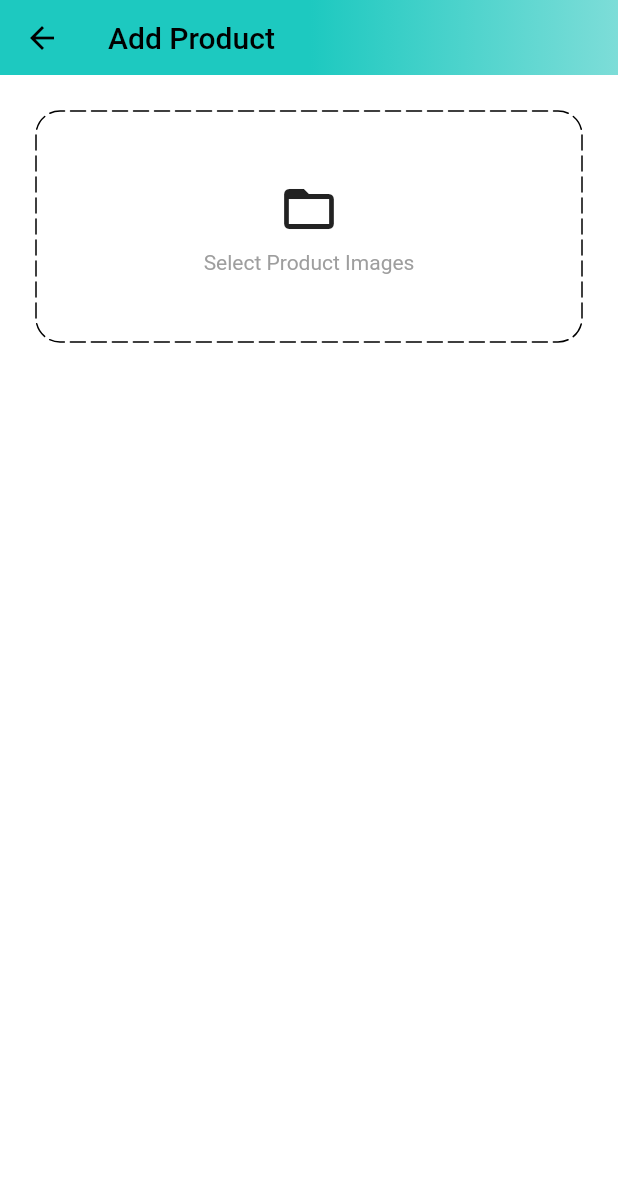
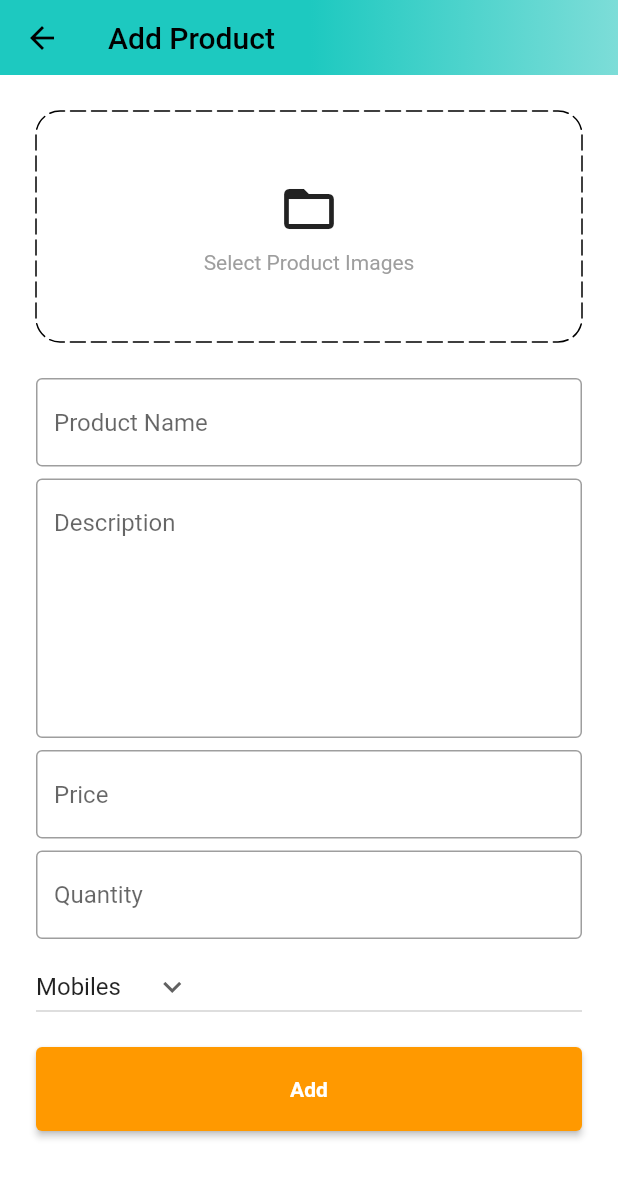
Before and after one commit to prateekthakur272/amazon_flutter_clone, a Flutter app: the AddProductScreen screen opened by its route, on a phone screen of 412 x 824 dp. Shown: the top 1178 px of the screen. Run offline on Flutter 3.47's test engine with Material 3 defaults, Android fonts, the phone set to English and light mode, and no system bars; drawn by our look-alikes of dotted_border; our stand-ins replace badges, carousel_slider, shared_preferences; accounts and stored records are empty; network calls fail.

Commit message:
adds form to add product

```diff
--- a/lib/constants/constants.dart
+++ b/lib/constants/constants.dart
@@ -2,6 +2,7 @@ import 'package:flutter/material.dart';
 
 const space4 = SizedBox.square(dimension: 4,);
 const space8 = SizedBox.square(dimension: 8,);
+const space24 = SizedBox.square(dimension: 24,);
 
 const paddingA4 = EdgeInsets.all(4);
 const paddingA8 = EdgeInsets.all(8);
--- /dev/null
+++ b/lib/models/product.dart
@@ -0,0 +1,7 @@
+const productCategories = [
+  'Mobiles',
+  'Essentials',
+  'Appliances',
+  'Books',
+  'Fashion'
+];
--- a/lib/screens/admin_screen/add_product.dart
+++ b/lib/screens/admin_screen/add_product.dart
@@ -1,5 +1,7 @@
 import 'package:amazon_flutter_clone/constants/constants.dart';
 import 'package:amazon_flutter_clone/constants/global_variables.dart';
+import 'package:amazon_flutter_clone/models/product.dart';
+import 'package:amazon_flutter_clone/widgets/custom_form_field.dart';
 import 'package:dotted_border/dotted_border.dart';
 import 'package:flutter/material.dart';
 
@@ -12,6 +14,23 @@ class AddProductScreen extends StatefulWidget {
 }
 
 class _AddProductScreenState extends State<AddProductScreen> {
+
+  final TextEditingController _productName = TextEditingController();
+  final TextEditingController _productDescription = TextEditingController();
+  final TextEditingController _productPrice = TextEditingController();
+  final TextEditingController _productQuantity = TextEditingController();
+
+  String productCategory = productCategories.first;
+
+  @override
+  void dispose() {
+    _productName.dispose();
+    _productDescription.dispose();
+    _productPrice.dispose();
+    _productQuantity.dispose();
+    super.dispose();
+  }
+
   @override
   Widget build(BuildContext context) {
     return Scaffold(
@@ -53,7 +72,32 @@ class _AddProductScreenState extends State<AddProductScreen> {
                     ],
                   ),
             ),
-            )
+            ),
+            space24,
+            CustomFormField(controller: _productName, label: 'Product Name'),
+            space8,
+            CustomFormField(controller: _productDescription, label: 'Description', maxLines: 7,),
+            space8,
+            CustomFormField(controller: _productPrice, label: 'Price'),
+            space8,
+            CustomFormField(controller: _productQuantity, label: 'Quantity'),
+            space8,
+            SizedBox(
+              width: double.infinity,
+              child: DropdownButton(
+                value: productCategory,
+                icon: const Icon(Icons.keyboard_arrow_down),
+                items: productCategories.map((item) => DropdownMenuItem(value: item,child: Text(item),)).toList(),
+                onChanged: (value) {
+                  setState(() {
+                    productCategory = value!;
+                  });
+                },
+              ),
+            ),
+            space8,
+            space8,
+            ElevatedButton(onPressed: (){}, child: const Text('Add'))
           ],
         )),
       ),
--- a/lib/widgets/custom_form_field.dart
+++ b/lib/widgets/custom_form_field.dart
@@ -3,10 +3,12 @@ import 'package:flutter/material.dart';
 class CustomFormField extends StatelessWidget {
   final TextEditingController controller;
   final String label;
-  const CustomFormField({super.key, required this.controller, required this.label});
+  final int maxLines;
+  const CustomFormField({super.key, required this.controller, required this.label, this.maxLines = 1});
   @override
   Widget build(BuildContext context) {
     return TextFormField(
+      maxLines: maxLines,
       controller: controller,
       validator: (value) {
         if(value == null || value.trim().isEmpty){
```
